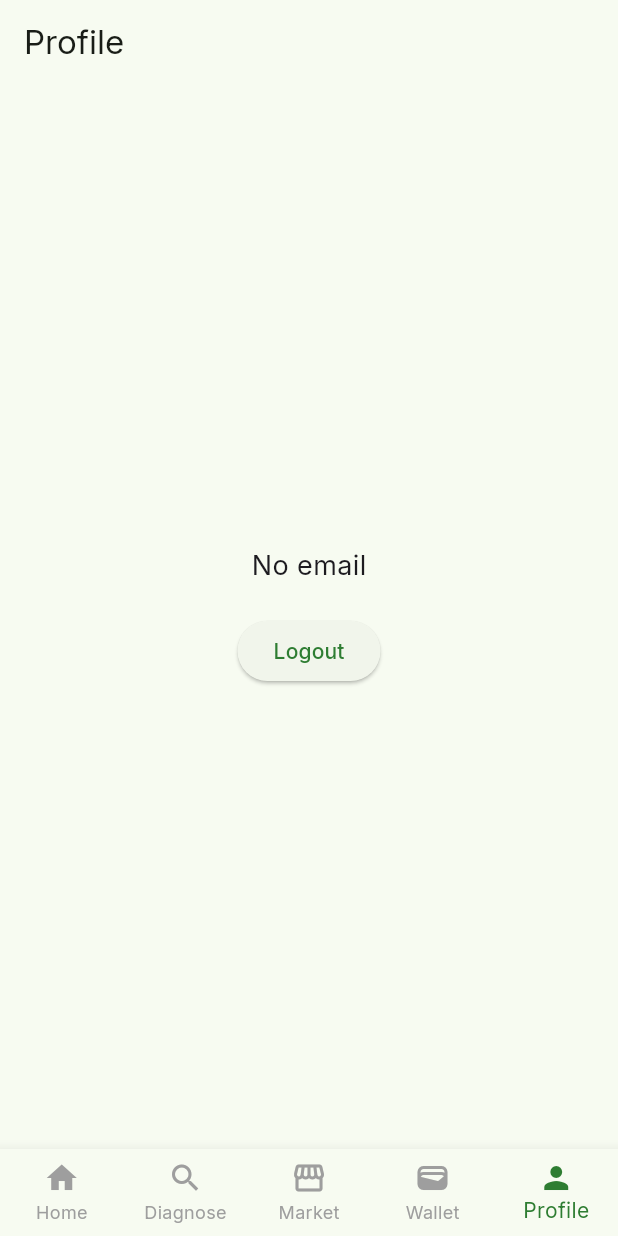
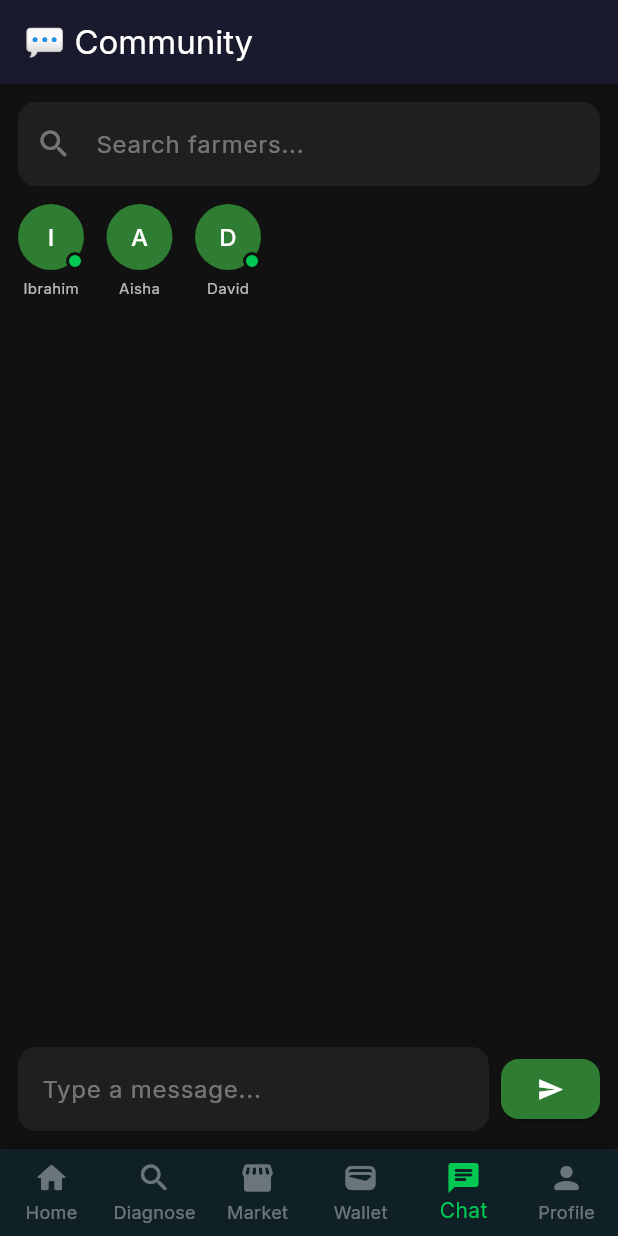
Before and after one commit to darkmoorltd-jpg/GAIA, a Flutter app: the HomeScreen screen opened directly, item 5 of the bottom bar chosen, on a phone screen of 412 x 824 dp. Run offline on Flutter 3.47's test engine with Material 3 defaults, Android fonts, the phone set to English and light mode, and no system bars; our stand-ins replace google_fonts, image_picker, shared_preferences; accounts and stored records are empty.

Commit message:
Add remaining Flutter screens: Home nav, Marketplace, Wallet, Chat, Profile

```diff
--- /dev/null
+++ b/flutter_app/lib/screens/chat_screen.dart
@@ -0,0 +1,160 @@
+import 'package:flutter/material.dart';
+
+class ChatScreen extends StatefulWidget {
+  const ChatScreen({super.key});
+
+  @override
+  State<ChatScreen> createState() => _ChatScreenState();
+}
+
+class _ChatScreenState extends State<ChatScreen> {
+  final TextEditingController _messageController = TextEditingController();
+  final List<Map<String, String>> _messages = [];
+
+  final List<Map<String, dynamic>> _conversations = [
+    {'name': 'Ibrahim Musa', 'lastMsg': 'Thanks for the advice on maize!', 'time': '2m', 'online': true, 'avatar': 'I'},
+    {'name': 'Aisha Bello', 'lastMsg': 'Rice is looking good 👍', 'time': '15m', 'online': false, 'avatar': 'A'},
+    {'name': 'David Okonkwo', 'lastMsg': 'Can you check my beans?', 'time': '1h', 'online': true, 'avatar': 'D'},
+  ];
+
+  @override
+  Widget build(BuildContext context) {
+    return Scaffold(
+      backgroundColor: const Color(0xFF111111),
+      appBar: AppBar(
+        backgroundColor: const Color(0xFF1A1A2E),
+        title: const Text('💬 Community', style: TextStyle(color: Colors.white)),
+      ),
+      body: Column(
+        children: [
+          // Search
+          Padding(
+            padding: const EdgeInsets.all(12),
+            child: TextField(
+              style: const TextStyle(color: Colors.white),
+              decoration: InputDecoration(
+                hintText: 'Search farmers...',
+                hintStyle: const TextStyle(color: Colors.white38),
+                filled: true,
+                fillColor: Colors.white.withOpacity(0.06),
+                prefixIcon: const Icon(Icons.search, color: Colors.white38),
+                border: OutlineInputBorder(
+                  borderRadius: BorderRadius.circular(12),
+                  borderSide: BorderSide.none,
+                ),
+              ),
+            ),
+          ),
+          // Online users
+          Container(
+            height: 70,
+            padding: const EdgeInsets.symmetric(horizontal: 12),
+            child: ListView(
+              scrollDirection: Axis.horizontal,
+              children: _conversations.map((user) {
+                return Padding(
+                  padding: const EdgeInsets.only(right: 15),
+                  child: Column(
+                    children: [
+                      Stack(
+                        children: [
+                          CircleAvatar(
+                            radius: 22,
+                            backgroundColor: const Color(0xFF2E7D32),
+                            child: Text(user['avatar'], style: const TextStyle(color: Colors.white, fontSize: 16)),
+                          ),
+                          if (user['online'])
+                            Positioned(
+                              bottom: 0,
+                              right: 0,
+                              child: Container(
+                                width: 12,
+                                height: 12,
+                                decoration: BoxDecoration(
+                                  color: const Color(0xFF00C853),
+                                  borderRadius: BorderRadius.circular(6),
+                                  border: Border.all(color: const Color(0xFF111111), width: 2),
+                                ),
+                              ),
+                            ),
+                        ],
+                      ),
+                      const SizedBox(height: 5),
+                      Text(user['name'].split(' ')[0], style: const TextStyle(color: Colors.white70, fontSize: 10)),
+                    ],
+                  ),
+                );
+              }).toList(),
+            ),
+          ),
+          // Messages
+          Expanded(
+            child: ListView.builder(
+              padding: const EdgeInsets.all(16),
+              itemCount: _messages.length,
+              itemBuilder: (context, index) {
+                final msg = _messages[index];
+                final isUser = msg['type'] == 'user';
+                return Align(
+                  alignment: isUser ? Alignment.centerRight : Alignment.centerLeft,
+                  child: Container(
+                    margin: const EdgeInsets.symmetric(vertical: 5),
+                    padding: const EdgeInsets.all(12),
+                    decoration: BoxDecoration(
+                      color: isUser ? const Color(0xFF1A5C30) : Colors.white.withOpacity(0.08),
+                      borderRadius: BorderRadius.circular(12),
+                    ),
+                    child: Text(msg['text']!, style: const TextStyle(color: Colors.white)),
+                  ),
+                );
+              },
+            ),
+          ),
+          // Input
+          Padding(
+            padding: const EdgeInsets.all(12),
+            child: Row(
+              children: [
+                Expanded(
+                  child: TextField(
+                    controller: _messageController,
+                    style: const TextStyle(color: Colors.white),
+                    decoration: InputDecoration(
+                      hintText: 'Type a message...',
+                      hintStyle: const TextStyle(color: Colors.white38),
+                      filled: true,
+                      fillColor: Colors.white.withOpacity(0.06),
+                      border: OutlineInputBorder(
+                        borderRadius: BorderRadius.circular(12),
+                        borderSide: BorderSide.none,
+                      ),
+                    ),
+                  ),
+                ),
+                const SizedBox(width: 8),
+                ElevatedButton(
+                  onPressed: () {
+                    final text = _messageController.text.trim();
+                    if (text.isNotEmpty) {
+                      setState(() {
+                        _messages.add({'type': 'user', 'text': text});
+                        _messages.add({'type': 'gaia', 'text': 'Message sent!'});
+                        _messageController.clear();
+                      });
+                    }
+                  },
+                  style: ElevatedButton.styleFrom(
+                    backgroundColor: const Color(0xFF2E7D32),
+                    foregroundColor: Colors.white,
+                    shape: RoundedRectangleBorder(borderRadius: BorderRadius.circular(12)),
+                  ),
+                  child: const Icon(Icons.send),
+                ),
+              ],
+            ),
+          ),
+        ],
+      ),
+    );
+  }
+}
--- a/flutter_app/lib/screens/home_screen.dart
+++ b/flutter_app/lib/screens/home_screen.dart
@@ -1,6 +1,12 @@
 import 'package:flutter/material.dart';
 import 'package:provider/provider.dart';
 import '../providers/auth_provider.dart';
+import 'dashboard_screen.dart';
+import 'diagnose_screen.dart';
+import 'marketplace_screen.dart';
+import 'wallet_screen.dart';
+import 'chat_screen.dart';
+import 'profile_screen.dart';
 
 class HomeScreen extends StatefulWidget {
   const HomeScreen({super.key});
@@ -17,6 +23,7 @@ class _HomeScreenState extends State<HomeScreen> {
     const DiagnoseScreen(),
     const MarketplaceScreen(),
     const WalletScreen(),
+    const ChatScreen(),
     const ProfileScreen(),
   ];
 
@@ -24,144 +31,30 @@ class _HomeScreenState extends State<HomeScreen> {
   Widget build(BuildContext context) {
     return Scaffold(
       body: _screens[_selectedIndex],
-      bottomNavigationBar: BottomNavigationBar(
-        currentIndex: _selectedIndex,
-        onTap: (index) => setState(() => _selectedIndex = index),
-        selectedItemColor: const Color(0xFF2E7D32),
-        unselectedItemColor: Colors.grey,
-        type: BottomNavigationBarType.fixed,
-        items: const [
-          BottomNavigationBarItem(icon: Icon(Icons.home), label: 'Home'),
-          BottomNavigationBarItem(icon: Icon(Icons.search), label: 'Diagnose'),
-          BottomNavigationBarItem(icon: Icon(Icons.storefront), label: 'Market'),
-          BottomNavigationBarItem(icon: Icon(Icons.wallet), label: 'Wallet'),
-          BottomNavigationBarItem(icon: Icon(Icons.person), label: 'Profile'),
-        ],
-      ),
-    );
-  }
-}
-
-class DashboardScreen extends StatelessWidget {
-  const DashboardScreen({super.key});
-
-  @override
-  Widget build(BuildContext context) {
-    final auth = Provider.of<AuthProvider>(context);
-    return Scaffold(
-      appBar: AppBar(title: const Text('GAIA Dashboard')),
-      body: Padding(
-        padding: const EdgeInsets.all(16),
-        child: Column(
-          crossAxisAlignment: CrossAxisAlignment.start,
-          children: [
-            Text('Welcome back, ${auth.email ?? "Farmer"}', style: const TextStyle(fontSize: 22, fontWeight: FontWeight.bold)),
-            const SizedBox(height: 10),
-            Card(
-              child: Padding(
-                padding: const EdgeInsets.all(20),
-                child: Column(
-                  children: [
-                    Text('Scans Remaining', style: TextStyle(color: Colors.grey[600])),
-                    Text('${auth.scanBalance}', style: const TextStyle(fontSize: 48, fontWeight: FontWeight.w900, color: Color(0xFF2E7D32))),
-                  ],
-                ),
-              ),
-            ),
-            const SizedBox(height: 20),
-            GridView.count(
-              crossAxisCount: 2,
-              shrinkWrap: true,
-              physics: const NeverScrollableScrollPhysics(),
-              crossAxisSpacing: 10,
-              mainAxisSpacing: 10,
-              children: [
-                _menuItem('Crop Disease', Icons.spa, const Color(0xFF2E7D32)),
-                _menuItem('Pest Detection', Icons.bug_report, const Color(0xFFFF9800)),
-                _menuItem('Soil Analysis', Icons.landscape, const Color(0xFF795548)),
-                _menuItem('Livestock', Icons.pets, const Color(0xFF7C4DFF)),
-              ],
-            ),
+      bottomNavigationBar: Container(
+        decoration: BoxDecoration(
+          color: const Color(0xFF0F2027),
+          boxShadow: [
+            BoxShadow(color: Colors.black.withOpacity(0.3), blurRadius: 10),
           ],
         ),
-      ),
-    );
-  }
-
-  Widget _menuItem(String title, IconData icon, Color color) {
-    return Card(
-      child: InkWell(
-        onTap: () {},
-        child: Column(
-          mainAxisAlignment: MainAxisAlignment.center,
-          children: [
-            Icon(icon, size: 40, color: color),
-            const SizedBox(height: 10),
-            Text(title, textAlign: TextAlign.center),
+        child: BottomNavigationBar(
+          currentIndex: _selectedIndex,
+          onTap: (index) => setState(() => _selectedIndex = index),
+          backgroundColor: const Color(0xFF0F2027),
+          selectedItemColor: const Color(0xFF00C853),
+          unselectedItemColor: Colors.white38,
+          type: BottomNavigationBarType.fixed,
+          items: const [
+            BottomNavigationBarItem(icon: Icon(Icons.home_rounded), label: 'Home'),
+            BottomNavigationBarItem(icon: Icon(Icons.search_rounded), label: 'Diagnose'),
+            BottomNavigationBarItem(icon: Icon(Icons.storefront_rounded), label: 'Market'),
+            BottomNavigationBarItem(icon: Icon(Icons.wallet_rounded), label: 'Wallet'),
+            BottomNavigationBarItem(icon: Icon(Icons.chat_rounded), label: 'Chat'),
+            BottomNavigationBarItem(icon: Icon(Icons.person_rounded), label: 'Profile'),
           ],
         ),
       ),
     );
   }
 }
-
-class DiagnoseScreen extends StatelessWidget {
-  const DiagnoseScreen({super.key});
-
-  @override
-  Widget build(BuildContext context) {
-    return Scaffold(
-      appBar: AppBar(title: const Text('Diagnose')),
-      body: const Center(child: Text('Diagnosis features coming soon')),
-    );
-  }
-}
-
-class MarketplaceScreen extends StatelessWidget {
-  const MarketplaceScreen({super.key});
-
-  @override
-  Widget build(BuildContext context) {
-    return Scaffold(
-      appBar: AppBar(title: const Text('Marketplace')),
-      body: const Center(child: Text('Marketplace coming soon')),
-    );
-  }
-}
-
-class WalletScreen extends StatelessWidget {
-  const WalletScreen({super.key});
-
-  @override
-  Widget build(BuildContext context) {
-    return Scaffold(
-      appBar: AppBar(title: const Text('Wallet')),
-      body: const Center(child: Text('Wallet coming soon')),
-    );
-  }
-}
-
-class ProfileScreen extends StatelessWidget {
-  const ProfileScreen({super.key});
-
-  @override
-  Widget build(BuildContext context) {
-    final auth = Provider.of<AuthProvider>(context);
-    return Scaffold(
-      appBar: AppBar(title: const Text('Profile')),
-      body: Center(
-        child: Column(
-          mainAxisAlignment: MainAxisAlignment.center,
-          children: [
-            Text(auth.email ?? 'No email', style: const TextStyle(fontSize: 18)),
-            const SizedBox(height: 20),
-            ElevatedButton(
-              onPressed: () => auth.logout(),
-              child: const Text('Logout'),
-            ),
-          ],
-        ),
-      ),
-    );
-  }
-}
```
Also changed, not shown: flutter_app/lib/screens/marketplace_screen.dart (added, +149 -0 lines), flutter_app/lib/screens/profile_screen.dart (added, +73 -0 lines), flutter_app/lib/screens/wallet_screen.dart (added, +104 -0 lines).
